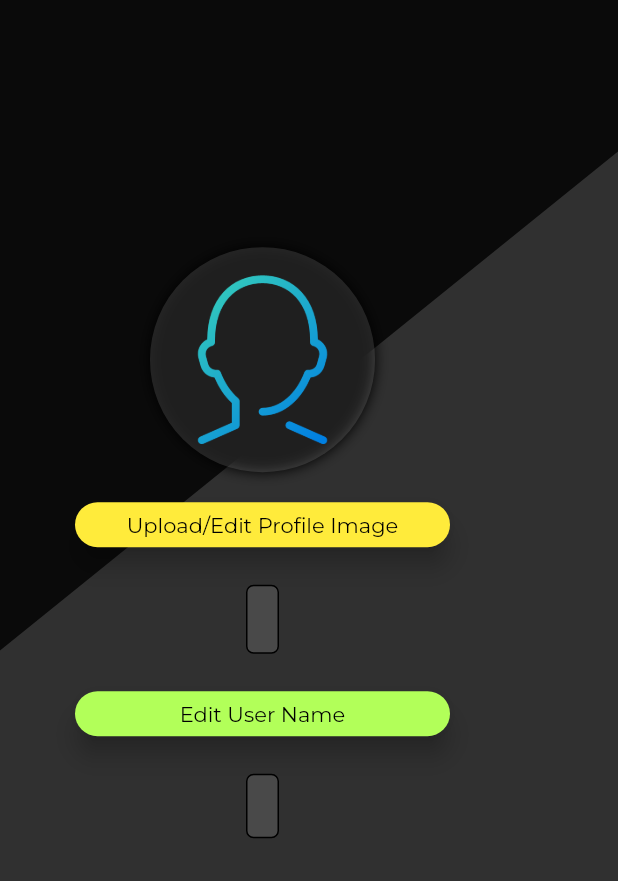
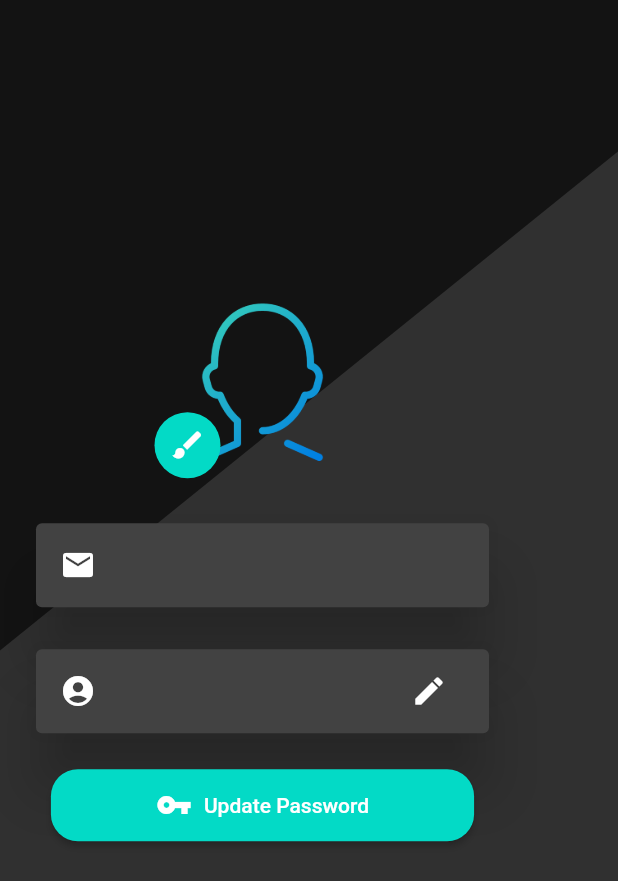
Before and after one commit to archit-aggarwal/Len-Den, a Flutter app: the UserProfile screen opened by its route, on a phone screen of 412 x 824 dp. Shown: the top 881 px of the screen. Run offline on Flutter 3.47's test engine with Material 2 defaults, Android fonts, the phone set to English and light mode, and no system bars; our stand-ins replace auto_size_text, cloud_firestore, contacts_service, cool_alert, dropdown_formfield, email_validator and 10 more; missing offline and left inert: contactus, sliver_fab; accounts and stored records are empty.

Commit message:
Improved User Profile Page

```diff
--- a/lib/main.dart
+++ b/lib/main.dart
@@ -4,8 +4,8 @@ import 'package:len_den/screens/homepage_screen.dart';
 import 'package:len_den/screens/individual_payments_screen.dart';
 import 'package:len_den/screens/individual_transaction_screen.dart';
 import 'package:len_den/screens/login_screen.dart';
-import 'file:///C:/Users/Lenovo/AndroidStudioProjects/len_den/lib/widgets/user_profile.dart';
 import 'package:len_den/widgets/loading.dart';
+import 'package:len_den/widgets/user_profile.dart';
 import 'package:len_den/widgets/something_went_wrong.dart';
 
 void main() => runApp(App());
@@ -47,7 +47,6 @@ class _AppState extends State<App> {
     if (!_initialized) {
       return Loading();
     }
-
     return MaterialApp(
       initialRoute: LoginScreen.id,
       theme: ThemeData.dark(),
@@ -68,9 +67,8 @@ class _AppState extends State<App> {
 //TODO: Add Payment Reminder + Link generation
 //TODO: Add PDF Generation for Report
 //TODO: Add Animations for Loading & Navigation
-//TODO: Add Automatic Login after App reopens
+//TODO: Add Automatic Login after App reopens (Shared Preferences)
 //TODO: Add Recovery Password & Change Password
-//TODO: Add Email Verification
 //TODO: Add Authentication using Google Account & SMS (Phone)
 //TODO: Add Social Authentication using Facebook , Github & Twitter
 //TODO: Add Using Google People API for Google Contacts
--- a/lib/screens/individual_payments_screen.dart
+++ b/lib/screens/individual_payments_screen.dart
@@ -117,7 +117,6 @@ class _IndividualScreenState extends State<IndividualScreen> {
                             builder: (context) {
                               return IndividualTransaction(
                                 transactionBook: transactionBook,
-                                index: index,
                               );
                             },
                           ),
--- a/lib/widgets/transaction_data.dart
+++ b/lib/widgets/transaction_data.dart
@@ -1,4 +1,3 @@
-import 'dart:collection';
 import 'package:collection/collection.dart';
 import 'package:flutter/material.dart';
 import 'package:contacts_service/contacts_service.dart';
@@ -33,7 +32,6 @@ class TransactionBook {
   int netCredit = 0;
   int netDebit = 0;
   int netAmount = 0;
-  List<Transaction> transactions = [];
   Widget leadingIcon;
   bool isChecked;
 
@@ -41,14 +39,12 @@ class TransactionBook {
     netCredit += transaction.amountCredit;
     netDebit += transaction.amountDebit;
     netAmount = (netCredit - netDebit);
-    transactions.add(transaction);
   }
 
   void removetransaction(Transaction transaction) {
     netCredit -= transaction.amountCredit;
     netDebit -= transaction.amountDebit;
     netAmount = (netCredit - netDebit);
-    transactions.remove(transaction);
   }
 }
 
--- a/lib/widgets/user_profile.dart
+++ b/lib/widgets/user_profile.dart
@@ -3,7 +3,8 @@ import 'dart:io';
 import 'package:firebase_auth/firebase_auth.dart';
 import 'package:google_fonts/google_fonts.dart';
 import 'package:image_picker/image_picker.dart';
-import 'package:len_den/widgets/change_username.dart';
+import 'package:len_den/widgets/update_password.dart';
+import 'package:len_den/widgets/update_username.dart';
 
 class UserProfile extends StatefulWidget {
   static const String id = 'User Profile Screen';
@@ -56,7 +57,7 @@ class _UserProfileState extends State<UserProfile> {
         body: new Stack(
       children: <Widget>[
         ClipPath(
-          child: Container(color: Colors.black.withOpacity(0.8)),
+          child: Container(color: Colors.black.withOpacity(0.6)),
           clipper: GetClipper(),
         ),
         Positioned(
@@ -64,82 +65,96 @@ class _UserProfileState extends State<UserProfile> {
             top: MediaQuery.of(context).size.height / 5,
             child: Column(
               children: <Widget>[
+                Padding(
+                  padding: EdgeInsets.only(top: 20.0),
+                  child: Stack(
+                    fit: StackFit.loose,
+                    children: <Widget>[
+                      Row(
+                        crossAxisAlignment: CrossAxisAlignment.center,
+                        mainAxisAlignment: MainAxisAlignment.center,
+                        children: <Widget>[
                           Container(
-                  width: 150.0,
-                  height: 150.0,
-                  decoration: BoxDecoration(
-                    color: Colors.white12,
-                    image: DecorationImage(
+                            width: 140.0,
+                            height: 140.0,
+                            decoration: new BoxDecoration(
+                              shape: BoxShape.circle,
+                              image: new DecorationImage(
                                 image: (currentUser.photoURL != null)
                                     ? FileImage(File(currentUser.photoURL))
                                     : AssetImage('images/AnonymousUser.png'),
                                 fit: BoxFit.cover,
                               ),
-                    borderRadius: BorderRadius.all(Radius.circular(75.0)),
-                    boxShadow: [
-                      BoxShadow(blurRadius: 7.0, color: Colors.black)
+                            ),
+                          ),
+                        ],
+                      ),
+                      Padding(
+                          padding: EdgeInsets.only(top: 90.0, right: 100.0),
+                          child: new Row(
+                            mainAxisAlignment: MainAxisAlignment.center,
+                            children: <Widget>[
+                              GestureDetector(
+                                onTap: () {
+                                  getPhoto();
+                                },
+                                child: new CircleAvatar(
+                                  backgroundColor: Color(0xff03DAC6),
+                                  radius: 22.0,
+                                  child: new Icon(
+                                    Icons.brush,
+                                    color: Colors.white,
+                                  ),
+                                ),
+                              )
+                            ],
+                          )),
                     ],
                   ),
                 ),
-                SizedBox(height: 20.0),
-                Container(
-                  height: 30.0,
-                  width: 250.0,
-                  child: Material(
-                    borderRadius: BorderRadius.circular(20.0),
-                    color: Colors.yellow,
-                    elevation: 7.0,
-                    child: GestureDetector(
-                      onTap: () {
-                        getPhoto();
-                      },
-                      child: Center(
-                        child: Text(
-                          'Upload/Edit Profile Image',
-                          style: TextStyle(
-                              color: Colors.black, fontFamily: 'Montserrat'),
+                Padding(
+                  padding: const EdgeInsets.all(20.0),
+                  child: Card(
+                    child: ListTile(
+                      leading: Icon(Icons.mail),
+                      title: Text(
+                        currentUser.email,
+                        style: GoogleFonts.robotoCondensed(
+                            fontSize: 16.0,
+                            fontStyle: FontStyle.italic,
+                            color: Colors.white70),
+                      ),
+                      // trailing: IconButton(
+                      //     icon: Icon(Icons.create), onPressed: () {}),
+                    ),
+                    elevation: 18.0,
                   ),
                 ),
-                    ),
-                  ),
-                ),
-                SizedBox(height: 25.0),
-                Container(
-                  padding: EdgeInsets.all(10.0),
-                  decoration: BoxDecoration(
-                    border: Border.all(),
-                    borderRadius: BorderRadius.all(
-                        Radius.circular(5.0) //         <--- border radius here
-                        ),
-                    color: Colors.white12,
-                  ),
-                  child: Text(
+                Padding(
+                  padding: const EdgeInsets.fromLTRB(20, 0, 20, 20),
+                  child: Card(
+                    child: ListTile(
+                      leading: Icon(Icons.account_circle),
+                      title: Text(
                         userName,
                         style: GoogleFonts.montserrat(
-                      fontSize: 20.0,
-                      fontWeight: FontWeight.bold,
+                          fontSize: 18.0,
+                          color: Colors.white70,
                           fontStyle: FontStyle.italic,
                         ),
                       ),
-                ),
-                SizedBox(height: 25.0),
-                Container(
-                  height: 30.0,
-                  width: 250.0,
-                  child: Material(
-                    borderRadius: BorderRadius.circular(20.0),
-                    color: Colors.lightGreenAccent,
-                    elevation: 7.0,
-                    child: GestureDetector(
-                      onTap: () {
+                      trailing: IconButton(
+                          icon: Icon(Icons.create),
+                          onPressed: () {
                             showModalBottomSheet(
                               context: context,
                               isScrollControlled: true,
                               builder: (context) => SingleChildScrollView(
                                 child: Container(
                                   padding: EdgeInsets.only(
-                                  bottom:
-                                      MediaQuery.of(context).viewInsets.bottom),
+                                      bottom: MediaQuery.of(context)
+                                          .viewInsets
+                                          .bottom),
                                   child: EditUserName(
                                     callBack: (newUserName) {
                                       getUserName(newUserName);
@@ -152,36 +167,32 @@ class _UserProfileState extends State<UserProfile> {
                                 ),
                               ),
                             );
-                      },
-                      child: Center(
-                        child: Text(
-                          'Edit User Name',
-                          style: TextStyle(
-                            color: Colors.black,
-                            fontFamily: 'Montserrat',
+                          }),
+                    ),
+                    elevation: 18.0,
                   ),
                 ),
+                RaisedButton.icon(
+                  onPressed: () {
+                    showModalBottomSheet(
+                      context: context,
+                      isScrollControlled: true,
+                      builder: (context) => SingleChildScrollView(
+                        child: Container(
+                          padding: EdgeInsets.only(
+                              bottom: MediaQuery.of(context).viewInsets.bottom),
+                          child: UpdatePassword(),
                         ),
                       ),
+                    );
+                  },
+                  icon: Icon(Icons.vpn_key),
+                  label: Text('Update Password'),
+                  color: Color(0xff03DAC6),
+                  shape: RoundedRectangleBorder(
+                    borderRadius: BorderRadius.circular(18.0),
                   ),
-                ),
-                SizedBox(height: 25.0),
-                Container(
-                  padding: EdgeInsets.all(10.0),
-                  decoration: BoxDecoration(
-                    border: Border.all(),
-                    borderRadius: BorderRadius.all(
-                        Radius.circular(5.0) //         <--- border radius here
-                        ),
-                    color: Colors.white12,
-                  ),
-                  child: Text(
-                    currentUser.email,
-                    style: GoogleFonts.robotoCondensed(
-                        fontSize: 18.0,
-                        fontWeight: FontWeight.bold,
-                        color: Colors.white70),
-                  ),
+                  padding: EdgeInsets.symmetric(horizontal: 70, vertical: 12),
                 ),
               ],
             ))
--- a/pubspec.yaml
+++ b/pubspec.yaml
@@ -28,6 +28,9 @@ dependencies:
   dropdown_formfield: ^0.1.3
   modal_progress_hud: ^0.1.3
   collection: ^1.14.13
+  cool_alert: ^1.0.1
+  flutter_spinkit: ^4.1.2+1
+  email_validator: ^1.0.6
 
 dev_dependencies:
   flutter_test:
```
Also changed, not shown: lib/screens/individual_transaction_screen.dart (+67 -44 lines), lib/screens/login_screen.dart (+31 -11 lines), lib/widgets/loading.dart (+9 -71 lines), lib/widgets/update_password.dart (added, +161 -0 lines), lib/widgets/update_username.dart (renamed from lib/widgets/change_username.dart, +11 -9 lines), pubspec.lock. Lines whose indentation alone changed are shown as unchanged.
